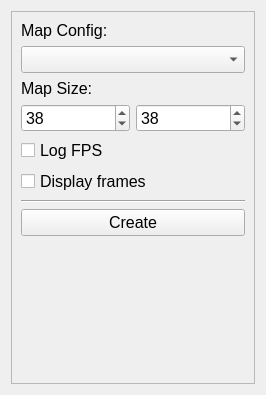
Qt form ui/simulation_controller.ui (kpdudek/EvolutionSimulator) before a commit.
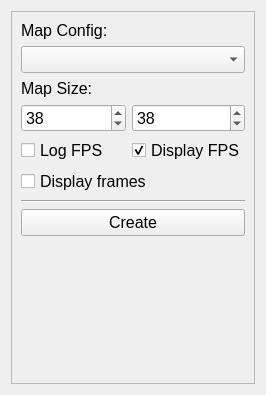
The same form after that commit.

Diff of the .ui file:
```diff
--- a/ui/simulation_controller.ui
+++ b/ui/simulation_controller.ui
@@ -130,7 +130,7 @@
         </property>
        </widget>
       </item>
-      <item row="5" column="0" colspan="2">
+      <item row="5" column="0">
        <widget class="QCheckBox" name="log_fps_checkbox">
         <property name="font">
          <font>
@@ -142,6 +142,21 @@
         </property>
        </widget>
       </item>
+      <item row="5" column="1">
+       <widget class="QCheckBox" name="display_fps_checkbox">
+        <property name="font">
+         <font>
+          <pointsize>12</pointsize>
+         </font>
+        </property>
+        <property name="text">
+         <string>Display FPS</string>
+        </property>
+        <property name="checked">
+         <bool>true</bool>
+        </property>
+       </widget>
+      </item>
      </layout>
     </widget>
    </item>
```
